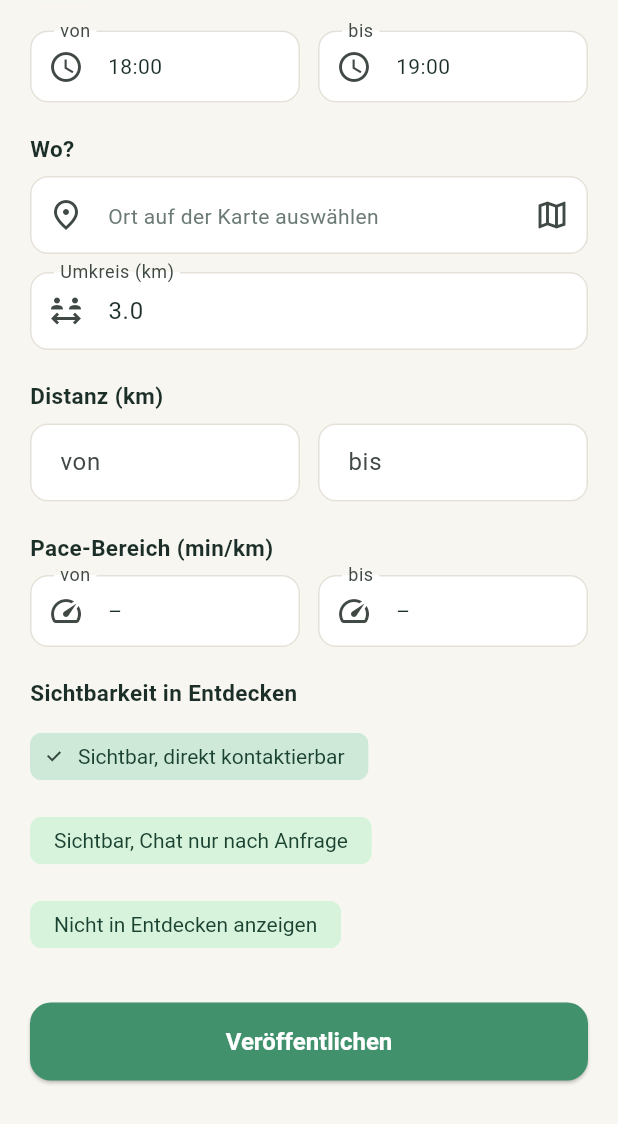
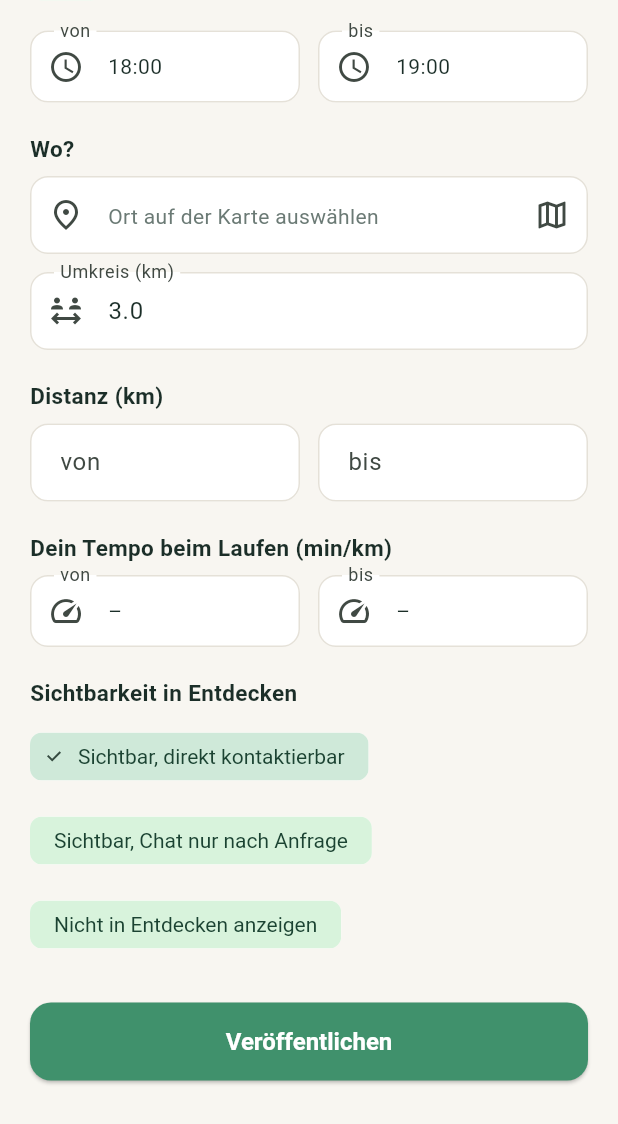
Before and after one commit to melinakunkel/PaceMatch, a Flutter app: the NewActivityScreen screen opened by its route, scrolled down 401 dp, on a phone screen of 412 x 824 dp, the part 112-1236 px from its top. Run offline on Flutter 3.47's test engine with Material 3 defaults, Android fonts, the phone set to English and light mode, and no system bars; our stand-ins replace flutter_dotenv, flutter_map, go_router, image_picker, latlong2, shared_preferences and 2 more; missing offline and left inert: dart:js_interop; accounts and stored records are empty; network calls fail.

Commit message:
Onboarding: one card per sport, say when there's no pace
A tester picked Wandern and Radfahren and couldn't tell whether the one
pace field applied to both. Each sport now has its own card with its level
and, where it applies, "Dein Tempo beim Radfahren (km/h)"; level-only
sports say that no pace is needed.

Co-Authored-By: Claude Opus 5.5 <noreply@anthropic.com>
Claude-Session: https://claude.ai/code/session_01Ea9r8VGpDf7DY7pxTu84EK

```diff
--- a/lib/l10n/strings.dart
+++ b/lib/l10n/strings.dart
@@ -215,7 +215,10 @@ const _de = <String, String>{
   'onboarding.step2.noSports':
       'Du hast noch keine Sportart ausgewählt — das holst du im Profil '
       'jederzeit nach.',
-  'onboarding.step2.paceRange': 'Pace-Bereich ({unit})',
+  'onboarding.step2.paceRange': 'Dein Tempo beim {sport} ({unit})',
+  'onboarding.step2.level': 'Level',
+  'onboarding.step2.noPace':
+      'Beim {sport} zählt nur das Level – ein Tempo brauchst du hier nicht.',
   'onboarding.step3.title': 'Ein paar Basisdaten',
   'onboarding.step3.subtitle':
       'Alles optional — hilft anderen aber, dich besser einzuschätzen.',
@@ -934,7 +937,10 @@ const _en = <String, String>{
   'onboarding.step2.noSports':
       'You haven\'t picked a sport yet — you can add one any time in your '
       'profile.',
-  'onboarding.step2.paceRange': 'Pace range ({unit})',
+  'onboarding.step2.paceRange': 'Your {sport} pace ({unit})',
+  'onboarding.step2.level': 'Level',
+  'onboarding.step2.noPace':
+      'For {sport} only the level matters – no pace needed.',
   'onboarding.step3.title': 'A few basics',
   'onboarding.step3.subtitle':
       'All optional — but helps others get a better sense of you.',
--- a/lib/screens/plan/new_activity_screen.dart
+++ b/lib/screens/plan/new_activity_screen.dart
@@ -603,7 +603,10 @@ class _NewActivityScreenState extends State<NewActivityScreen> {
             if (_sport.usesPace) ...[
               const SizedBox(height: 20),
               _SectionLabel(
-                t('onboarding.step2.paceRange', {'unit': unitLabel}),
+                t('onboarding.step2.paceRange', {
+                  'sport': _sport.label,
+                  'unit': unitLabel,
+                }),
               ),
               Row(
                 children: [
--- a/lib/screens/profile/edit_sport_sheet.dart
+++ b/lib/screens/profile/edit_sport_sheet.dart
@@ -85,7 +85,10 @@ class _EditSportSheetState extends State<EditSportSheet> {
           if (_sport.usesPace) ...[
             const SizedBox(height: 16),
             Text(
-              t('onboarding.step2.paceRange', {'unit': unitLabel}),
+              t('onboarding.step2.paceRange', {
+                'sport': _sport.label,
+                'unit': unitLabel,
+              }),
               style: const TextStyle(fontWeight: FontWeight.w600),
             ),
             const SizedBox(height: 8),
```
Also changed, not shown: lib/screens/onboarding/onboarding_wizard_screen.dart (+40 -6 lines), 1 other file.
